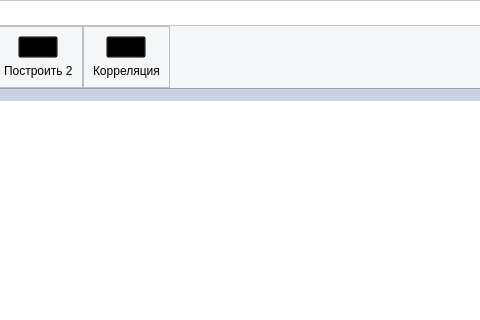
Before: the Qt Designer form views/ui/main_window.ui in Vityshha/educational-photoshop, drawn with Qt 5; both pictures show x 676 to 1156 and y 0 to 320 of the 1274 by 782 pixel window.
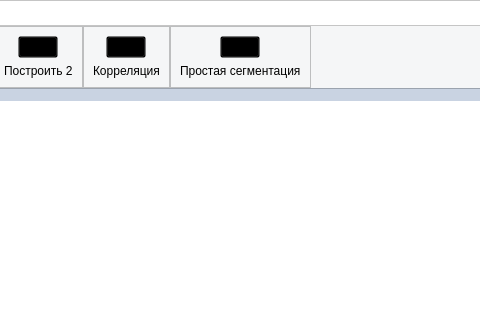
After: the same form once the commit is applied. Icons and pictures are not drawn.

```diff
--- a/views/ui/main_window.ui
+++ b/views/ui/main_window.ui
@@ -730,6 +730,37 @@
                 </layout>
                </widget>
               </item>
+              <item>
+               <widget class="QFrame" name="frame_21">
+                <property name="frameShape">
+                 <enum>QFrame::StyledPanel</enum>
+                </property>
+                <property name="frameShadow">
+                 <enum>QFrame::Raised</enum>
+                </property>
+                <layout class="QVBoxLayout" name="verticalLayout_17">
+                 <item alignment="Qt::AlignHCenter">
+                  <widget class="QPushButton" name="btn_segmentation">
+                   <property name="styleSheet">
+                    <string notr="true">background-color: transparent;
+image: url(:/newPrefix/images/dashboard_96dp_000000_FILL0_wght400_GRAD0_opsz48.png);
+</string>
+                   </property>
+                   <property name="text">
+                    <string/>
+                   </property>
+                  </widget>
+                 </item>
+                 <item alignment="Qt::AlignHCenter">
+                  <widget class="QLabel" name="label_13">
+                   <property name="text">
+                    <string>Простая сегментация</string>
+                   </property>
+                  </widget>
+                 </item>
+                </layout>
+               </widget>
+              </item>
               <item>
                <spacer name="horizontalSpacer_2">
                 <property name="orientation">
```
